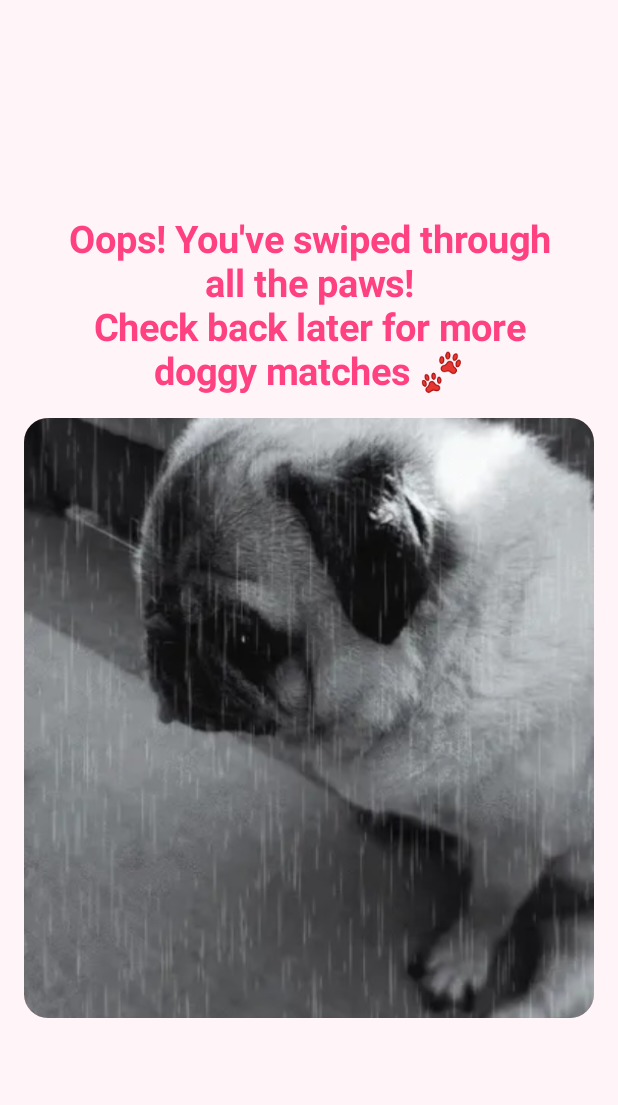
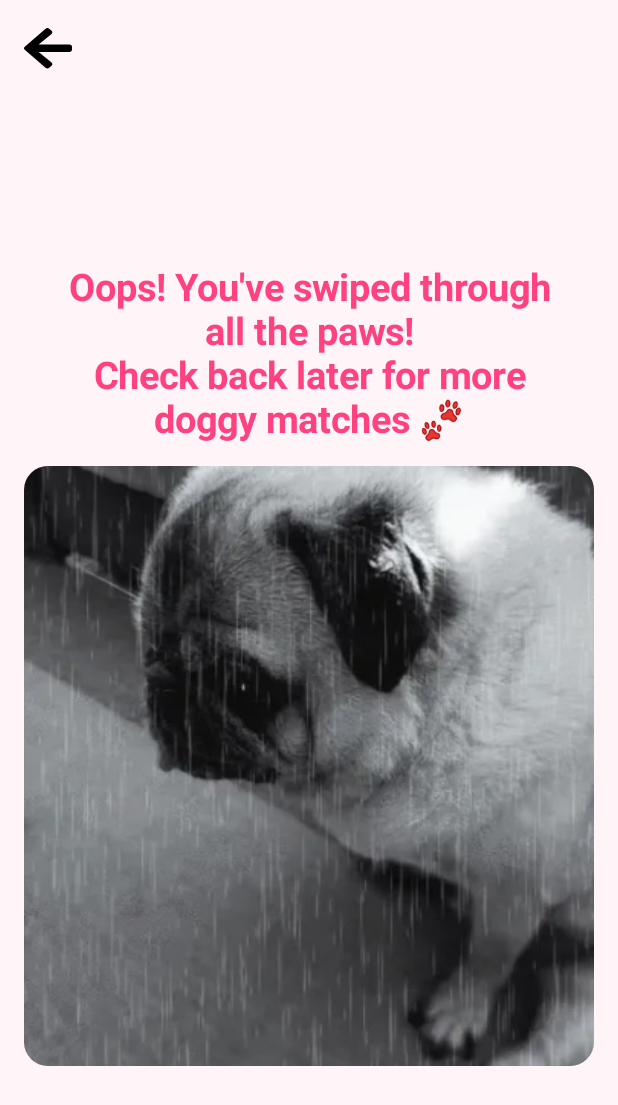
Before and after one commit to ibraich/pawfect, an Android app built with Jetpack Compose: the MatchScreen screen opened through its navigation route, on a phone screen of 412 x 824 dp. Shown: the top 1105 px of the screen. Run offline under Robolectric (Android 15) with nearby library versions, the phone set to English and light mode, and no system bars; our stand-ins replace Firebase (no records; nobody signed in at launch, a user with empty details on screens opened directly); libraries missing offline, so code that uses them is left out: coil3.gif; pictures from the network do not load; 1 statement that could not run was skipped.

Commit message:
added back button to matching screen and added status info to friendslist

```diff
--- a/app/src/main/java/com/example/pawfect/FriendListScreen.kt
+++ b/app/src/main/java/com/example/pawfect/FriendListScreen.kt
@@ -225,9 +225,11 @@ fun MatchCard(match: UserFetch, onClick: () -> Unit) {
                 fontWeight = FontWeight.Bold,
                 color = Color.Black
             )
+            Spacer(modifier = Modifier.height(12.dp))
             Text(
-                text = match.addInfo.ifEmpty { "No additional info" }, // Fallback if info is empty
-                fontSize = 14.sp,
+                text = match.userStatus.ifEmpty { "No additional info" }, // Fallback if info is empty
+                fontSize = 20.sp,
+                fontWeight = FontWeight.ExtraBold,
                 color = Color.Black
             )
         }
--- a/app/src/main/java/com/example/pawfect/MatchScreen.kt
+++ b/app/src/main/java/com/example/pawfect/MatchScreen.kt
@@ -80,9 +80,7 @@ fun MatchScreen(navController: NavHostController) {
 
     LaunchedEffect(Unit) {
         val currentUserUid = auth.currentUser?.uid
-
         if (currentUserUid != null) {
-            // Listen for changes in HaveSeen collection
             firestore.collection("HaveSeen")
                 .document(currentUserUid)
                 .addSnapshotListener { snapshot, e ->
@@ -95,7 +93,6 @@ fun MatchScreen(navController: NavHostController) {
                     seenUserIds.clear()
                     seenUserIds.addAll(seenIds)
 
-                    // Fetch all users whenever HaveSeen changes
                     fetchUsers(currentUserUid, seenUserIds, firestore, filteredMatches) {
                         swipesRemaining = it
                     }
@@ -105,18 +102,44 @@ fun MatchScreen(navController: NavHostController) {
         }
     }
 
-    // Display users or loading state
     Surface(
         modifier = Modifier.fillMaxSize(),
         color = Color(0xFFFFF4F8) // Background color
     ) {
+        Column(
+            modifier = Modifier.fillMaxSize(),
+            verticalArrangement = Arrangement.Top,
+            horizontalAlignment = Alignment.Start
+        ) {
+            // 🔹 **Back Button Row** (Same as FriendListScreen)
+            Row(
+                modifier = Modifier
+                    .fillMaxWidth()
+                    .padding(16.dp),
+                verticalAlignment = Alignment.CenterVertically
+            ) {
+                Icon(
+                    imageVector = ImageVector.vectorResource(R.drawable.back_arrow),
+                    contentDescription = "Back",
+                    tint = Color.Black,
+                    modifier = Modifier
+                        .size(32.dp)
+                        .clickable(
+                            indication = null,
+                            interactionSource = remember { MutableInteractionSource() }
+                        ) {
+                            navController.navigate("profile_screen") // Back navigation
+                        }
+                )
+            }
+
             Box(modifier = Modifier.fillMaxSize()) {
                 if (swipesRemaining > 0 && filteredMatches.isNotEmpty()) {
                     DisplayUserCards(
                         userData = filteredMatches.map { it.first },
                         navController = navController,
                         onSwipe = { swipesRemaining-- },
-                    onMatchConfirmed = { showMatchAnimation = true } // Trigger animation
+                        onMatchConfirmed = { showMatchAnimation = true }
                     )
                 } else {
                     val imageLoader = ImageLoader.Builder(LocalContext.current)
@@ -124,6 +147,7 @@ fun MatchScreen(navController: NavHostController) {
                             add(GifDecoder.Factory())
                         }
                         .build()
+
                     Box(
                         modifier = Modifier
                             .fillMaxSize()
@@ -177,6 +201,8 @@ fun MatchScreen(navController: NavHostController) {
             }
         }
     }
+}
+
 
 private fun fetchUsers(
     currentUserUid: String,
--- a/app/src/main/java/com/example/pawfect/UserFetch.kt
+++ b/app/src/main/java/com/example/pawfect/UserFetch.kt
@@ -12,5 +12,6 @@ data class UserFetch(
     val dogAge: String = "",
     val location: String = "",
     val dogPersonality: String = "",
-    val dogProfileImage: String = ""
+    val dogProfileImage: String = "",
+    val userStatus: String = ""
 )
```
Lines whose indentation alone changed are shown as unchanged.
